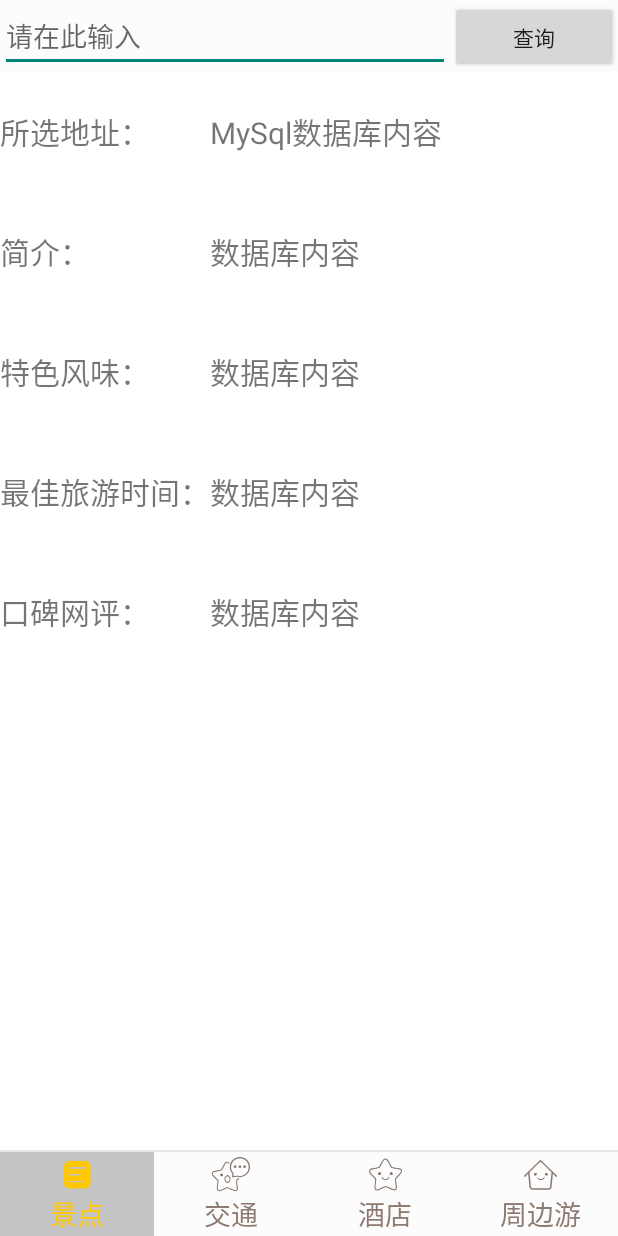
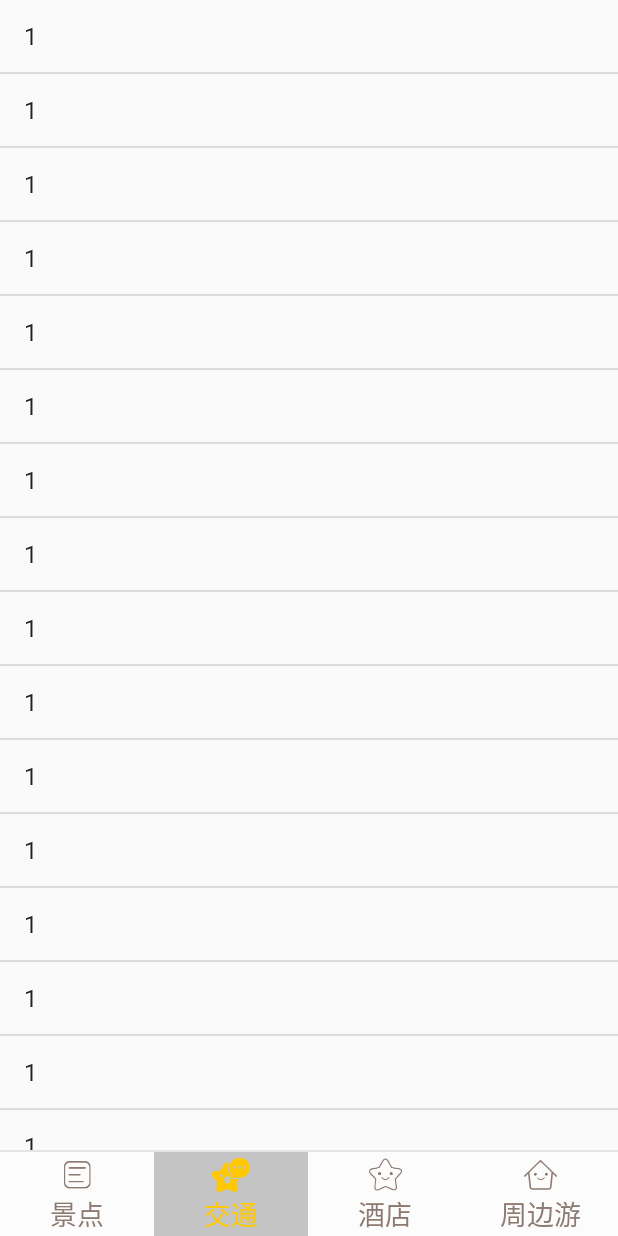
Before and after one commit to GitHub0225/MyApplication, an Android app: the screen it shows after launch (MainActivity), on a phone screen of 412 x 824 dp. Run offline under Robolectric (Android 15) with nearby library versions, the phone set to English and light mode, and no system bars; libraries missing offline, so code that uses them is left out: com.baidu.mapapi; 2 statements that could not run were skipped.

```diff
--- a/app/build.gradle
+++ b/app/build.gradle
@@ -1,11 +1,11 @@
 apply plugin: 'com.android.application'
 
 android {
-    compileSdkVersion 28
+    compileSdkVersion 26
     defaultConfig {
         applicationId "com.iauto.myapplication"
         minSdkVersion 26
-        targetSdkVersion 28
+        targetSdkVersion 26
         versionCode 1
         versionName "1.0"
         testInstrumentationRunner "android.support.test.runner.AndroidJUnitRunner"
@@ -20,7 +20,7 @@ android {
 
 dependencies {
     implementation fileTree(include: ['*.jar'], dir: 'libs')
-    implementation 'com.android.support:appcompat-v7:28.0.0'
+    implementation 'com.android.support:appcompat-v7:26.+'
     implementation 'com.android.support.constraint:constraint-layout:1.1.3'
     testImplementation 'junit:junit:4.12'
     androidTestImplementation 'com.android.support.test:runner:1.0.2'
--- a/app/src/main/AndroidManifest.xml
+++ b/app/src/main/AndroidManifest.xml
@@ -38,6 +38,7 @@
             android:name="com.baidu.lbsapi.API_KEY"
             android:value="lSNpDevoGOQki14NNxMMICUQfgWxMWjs" />
         <activity
+
             android:name=".MainActivity"
             android:label="@string/app_name">
             <intent-filter>
--- a/app/src/main/java/com/iauto/myapplication/MainActivity.java
+++ b/app/src/main/java/com/iauto/myapplication/MainActivity.java
@@ -2,6 +2,7 @@ package com.iauto.myapplication;
 
 import android.app.FragmentManager;
 import android.app.FragmentTransaction;
+import android.content.Intent;
 import android.os.Bundle;
 import android.support.v7.app.AppCompatActivity;
 import android.view.WindowManager;
@@ -19,8 +20,8 @@ import com.iauto.myapplication.Fragment.Fragment4;
  */
 public class MainActivity extends AppCompatActivity implements RadioGroup.OnCheckedChangeListener{
 
-    private RadioGroup rg_tab_bar;
-    private RadioButton rb_channel;
+    private RadioGroup radioGroup;
+    private RadioButton radioButton;
 
     //Fragment Object
 
@@ -36,11 +37,11 @@ public class MainActivity extends AppCompatActivity implements RadioGroup.OnChec
         super.onCreate(savedInstanceState);
         setContentView(R.layout.activity_main);
         fManager = getFragmentManager();
-        rg_tab_bar = (RadioGroup) findViewById(R.id.rg_tab_bar);
-        rg_tab_bar.setOnCheckedChangeListener(this);
+        radioGroup = (RadioGroup) findViewById(R.id.RadioGroup);
+        radioGroup.setOnCheckedChangeListener(this);
         //获取第一个单选按钮，并设置其为选中状态
-        rb_channel = (RadioButton) findViewById(R.id.jingdian);
-        rb_channel.setChecked(true);
+        radioButton = (RadioButton) findViewById(R.id.jiaotong);
+        radioButton.setChecked(true);
     }
 
 
--- a/app/src/main/java/com/iauto/myapplication/MyApplication.java
+++ b/app/src/main/java/com/iauto/myapplication/MyApplication.java
@@ -14,5 +14,6 @@ public class MyApplication extends Application {
         //自4.3.0起，百度地图SDK所有接口均支持百度坐标和国测局坐标，用此方法设置您使用的坐标类型.
         //包括BD09LL和GCJ02两种坐标，默认是BD09LL坐标。
         SDKInitializer.setCoordType(CoordType.BD09LL);
+
     }
 }
--- a/app/src/main/res/layout/activity_main.xml
+++ b/app/src/main/res/layout/activity_main.xml
@@ -6,41 +6,12 @@
     android:background="@color/bg_gray">
 
 
-    <LinearLayout
-        android:id="@+id/ly_top_bar"
-        android:layout_width="match_parent"
-        android:layout_height="48dp"
-        android:layout_alignParentStart="true"
-        android:layout_alignParentTop="true"
-        android:background="@color/bg_topbar"
-        android:orientation="horizontal">
-
-        <EditText
-            android:id="@+id/txt_topbar"
-            android:layout_width="300sp"
-            android:layout_height="match_parent"
-            android:layout_centerInParent="true"
-            android:hint="请在此输入"
-            android:textColor="@color/text_topbar"
-            android:textSize="18sp" />
-
-        <Button
-            android:layout_width="match_parent"
-            android:layout_height="wrap_content"
-            android:text="查询"/>
 
 
-        <View
-            android:layout_width="match_parent"
-            android:layout_height="2px"
-            android:layout_alignParentBottom="true"
-            android:background="@color/div_white" />
-
-    </LinearLayout>
 
 
     <RadioGroup
-        android:id="@+id/rg_tab_bar"
+        android:id="@+id/RadioGroup"
         android:layout_width="match_parent"
         android:layout_height="56dp"
         android:layout_alignParentBottom="true"
@@ -77,7 +48,7 @@
         android:id="@+id/div_tab_bar"
         android:layout_width="match_parent"
         android:layout_height="2px"
-        android:layout_above="@id/rg_tab_bar"
+        android:layout_above="@id/RadioGroup"
         android:background="@color/div_white" />
 
     <LinearLayout
```
Also changed, not shown: app/src/main/java/com/iauto/myapplication/Fragment/Fragment1.java (+131 -7 lines), app/src/main/java/com/iauto/myapplication/ServerTest.java (added, +27 -0 lines), app/src/main/java/com/iauto/myapplication/test.java (+24 -10 lines), app/src/main/res/layout/layout1.xml (+38 -3 lines), 2 other files.
